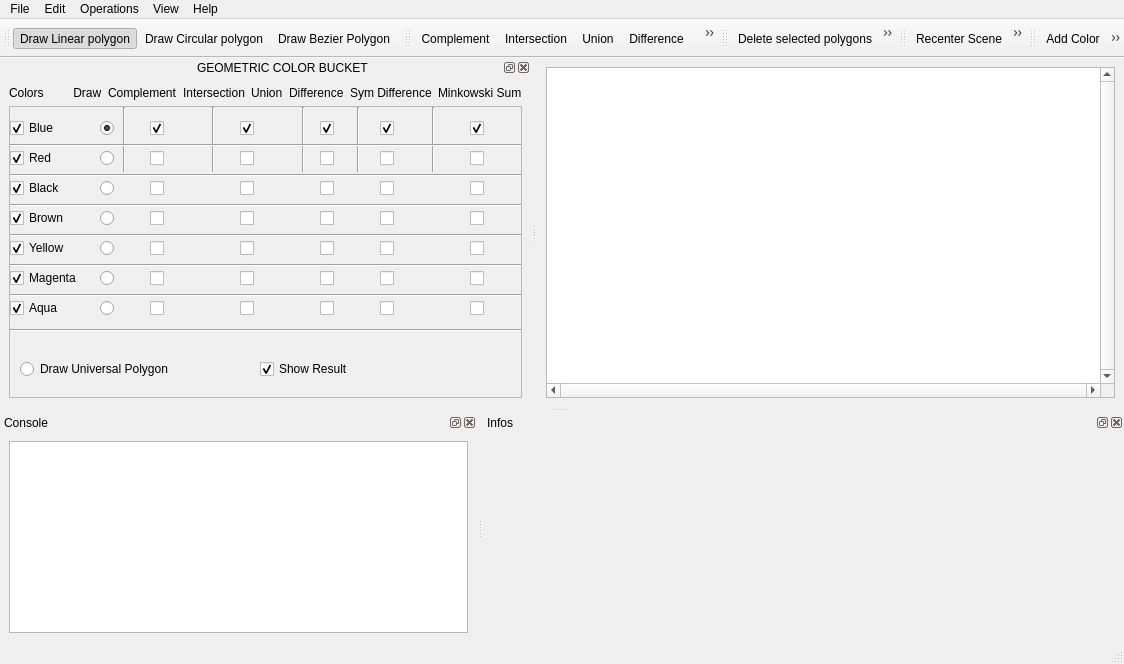
This is Boolean_set_operations_2/demo/Boolean_set_operations_2/UiFiles/Boolean_set_operations_2.ui in CGAL/cgal as Qt 5 draws it before an edit. The edited form follows.
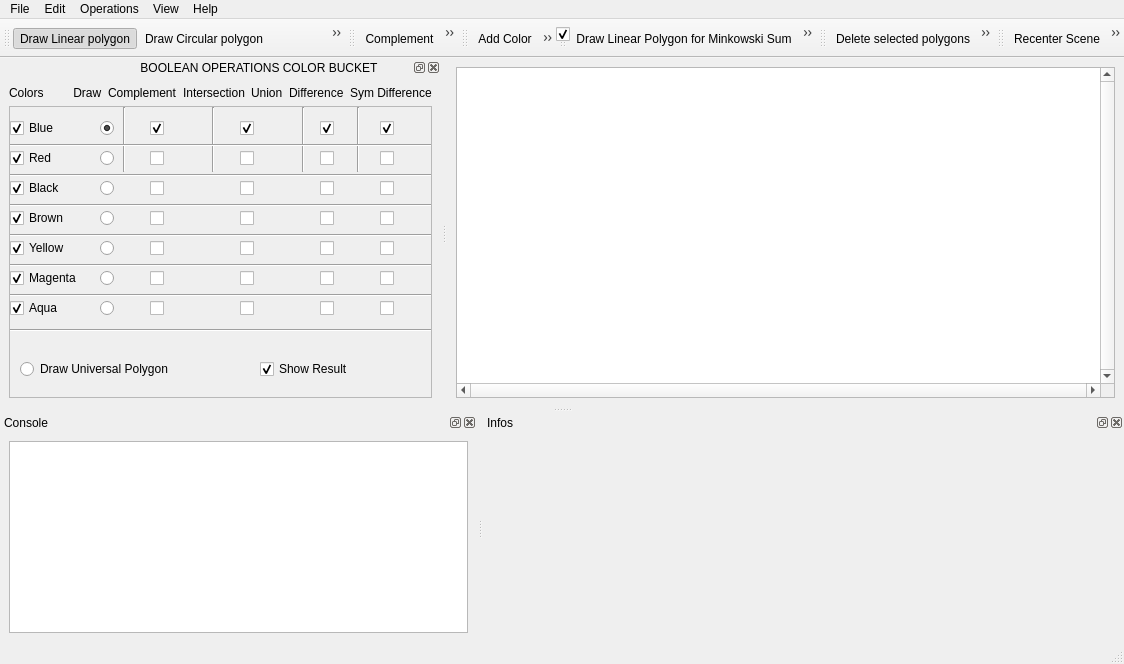
This is the edited form. Icons and pictures are not drawn.

The edit to the form file:
```diff
--- a/Boolean_set_operations_2/demo/Boolean_set_operations_2/UiFiles/Boolean_set_operations_2.ui
+++ b/Boolean_set_operations_2/demo/Boolean_set_operations_2/UiFiles/Boolean_set_operations_2.ui
@@ -132,6 +132,71 @@
    <addaction name="actionUnion"/>
    <addaction name="actionDifference"/>
    <addaction name="actionSymmetric_Difference"/>
+  </widget>
+  <widget class ="QToolBar" name="addRemoveColorToolBar">
+    <property name="windowTitle" >
+    <string>Operation Tools</string>
+   </property>
+   <attribute name="toolBarArea" >
+    <enum>TopToolBarArea</enum>
+   </attribute>
+   <attribute name="toolBarBreak" >
+    <bool>false</bool>
+   </attribute>
+   <addaction name="actionAddColor"/>
+   <addaction name="actionMinusColor"/>
+   <addaction name="actionNew" />
+  </widget>
+  <widget class="QToolBar" name="minkToolBar" >
+   <property name="windowTitle" >
+    <string>Operation Tools</string>
+   </property>
+   <attribute name="toolBarArea" >
+    <enum>TopToolBarArea</enum>
+   </attribute>
+   <attribute name="toolBarBreak" >
+    <bool>false</bool>
+   </attribute>
+   <addaction name="actionInsertMink_Polygon" />
+   <widget class="QRadioButton" name="blueMinkPol">
+    <property name="checked" >
+      <bool>true</bool>
+    </property>
+    <property name="icon" >
+     <iconset resource="boolean_operations_2.qrc" >
+      <normaloff>:/cgal/icons/resources/P.xpm</normaloff>:/cgal/icons/resources/P.xpm
+     </iconset>
+    </property>
+    <property name="toolTip" >
+     <string>First Polygon for Minkowski Sum</string>
+    </property>
+   </widget>
+   <widget class="QRadioButton" name="redMinkPol">
+    <property name="checked" >
+      <bool>false</bool>
+    </property>
+    <property name="icon" >
+     <iconset resource="boolean_operations_2.qrc" >
+      <normaloff>:/cgal/icons/resources/Q.xpm</normaloff>:/cgal/icons/resources/Q.xpm
+     </iconset>
+    </property>
+    <property name="toolTip" >
+     <string>Second Polygon for Minkowski Sum</string>
+    </property>
+   </widget>
+   <widget class="QCheckBox" name="showMinkResult">
+    <property name="checked" >
+      <bool>true</bool>
+    </property>
+   <property name="icon" >
+    <iconset resource="boolean_operations_2.qrc" >
+     <normaloff>:/cgal/icons/resources/PQ.xpm</normaloff>:/cgal/icons/resources/PQ.xpm
+    </iconset>
+   </property>
+   <property name="toolTip" >
+    <string>Minkowski Sum Result</string>
+   </property>
+   </widget>
    <addaction name="actionMinkowski_Sum" />
   </widget>
   <widget class="QToolBar" name="delToolBar" >
@@ -161,20 +226,6 @@
    <addaction name="actionRecenter"/>
    <addaction name="actionPAN"/>
   </widget>
-  <widget class ="QToolBar" name="addRemoveColorToolBar">
-    <property name="windowTitle" >
-    <string>Operation Tools</string>
-   </property>
-   <attribute name="toolBarArea" >
-    <enum>TopToolBarArea</enum>
-   </attribute>
-   <attribute name="toolBarBreak" >
-    <bool>false</bool>
-   </attribute>
-   <addaction name="actionAddColor"/>
-   <addaction name="actionMinusColor"/>
-   <addaction name="actionNew" />
-  </widget>
   <widget class="QStatusBar" name="statusbar"/>
   <widget class="QDockWidget" name="consoleDockWidget">
    <property name="allowedAreas">
@@ -212,7 +263,7 @@
     <set>Qt::BottomDockWidgetArea|Qt::LeftDockWidgetArea|Qt::TopDockWidgetArea</set>
    </property>
    <property name="windowTitle">
-    <string>                                                          GEOMETRIC COLOR BUCKET</string>
+    <string>                                         BOOLEAN OPERATIONS COLOR BUCKET</string>
    </property>
    <attribute name="dockWidgetArea">
     <number>1</number>
@@ -314,7 +365,7 @@
           </property>
          </widget>
          </item>
-         <item>
+         <!--<item>
           <widget class="QLabel" name="Minkowksi_Sum" >
           <property name="sizePolicy" >
            <sizepolicy vsizetype="Fixed" hsizetype="Preferred" >
@@ -326,7 +377,7 @@
            <string>Minkowski Sum</string>
           </property>
          </widget>
-         </item>
+         </item>-->
         </layout>
        </item>
        <item>
@@ -1710,6 +1761,25 @@
     <string>Ctrl+R</string>
    </property>
   </action>
+
+  <action name="actionInsertMink_Polygon">
+   <property name="checkable" >
+    <bool>true</bool>
+   </property>
+   <!--<property name="checked" >
+    <bool>false</bool>
+   </property>-->
+   <property name="icon">
+    <iconset resource="Boolean_operations_2.qrc">
+     <normaloff>:/cgal/icons/resources/Minkowski_sum_2.png</normaloff>:/cgal/icons/resources/Minkowski_sum_2.png</iconset>
+   </property>
+   <property name="text">
+    <string>Draw Linear Polygon for Minkowski Sum</string>
+   </property>
+   <property name="toolTip" >
+    <string>Draw Linear Polygon for Minkowski Sum</string>
+   </property>
+  </action>
   <action name="actionInsertLinear">
    <property name="checkable" >
     <bool>true</bool>
```
Left out of the diff: 82 changed lines with no effect on the pictures.
